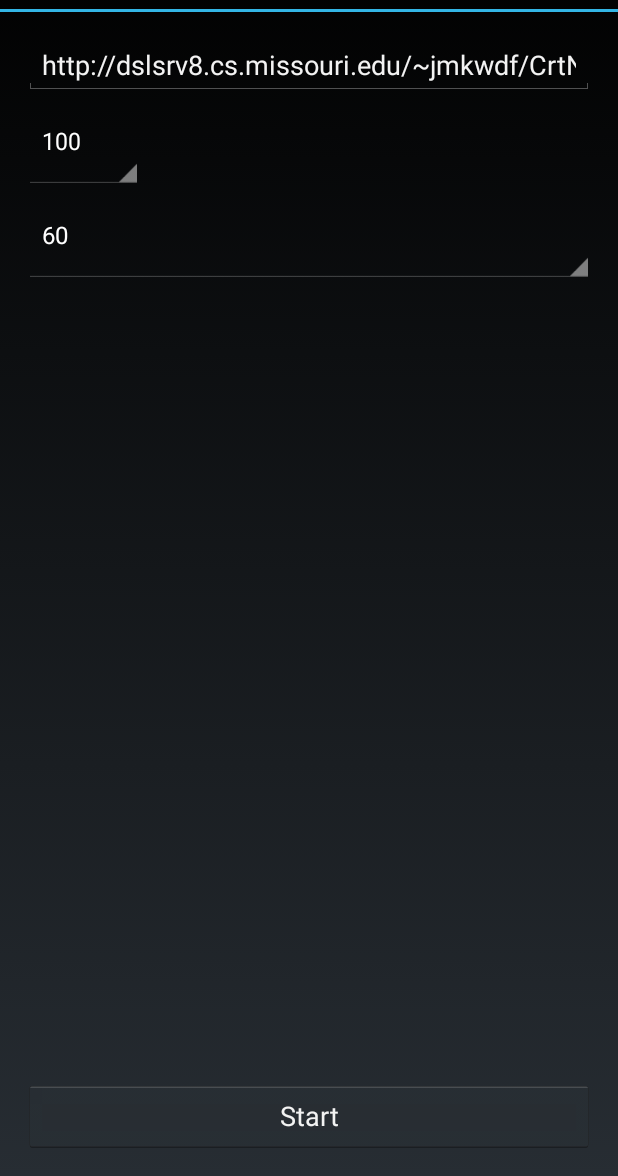
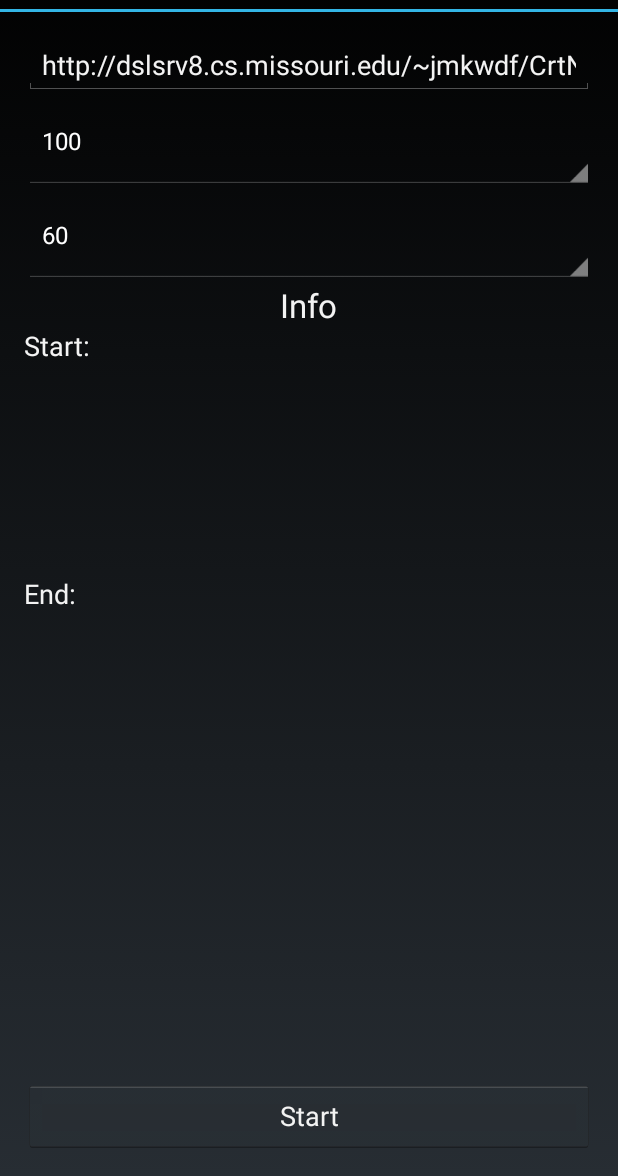
Before and after one commit to BMX-Nick/Chunk, an Android app: the screen it shows after launch (MainActivity), on a phone screen of 412 x 824 dp, the part 60-1236 px from its top. Run offline under Robolectric (Android 15) with nearby library versions, the phone set to English and light mode, and no system bars.

Commit message:
Added an info section with labels for start and stop timestamps.

```diff
--- a/app/src/main/java/edu/missouri/chunk/DataTransmitter.java
+++ b/app/src/main/java/edu/missouri/chunk/DataTransmitter.java
@@ -11,6 +11,7 @@ import java.io.DataInputStream;
 import java.io.IOException;
 import java.io.InputStream;
 import java.net.URI;
+import java.util.Date;
 
 /**
  * Sends data of a specified size to a URI at a regular interval.
@@ -19,6 +20,24 @@ import java.net.URI;
  */
 class DataTransmitter {
     private final Context context;
+    private Date start;
+    private Date end;
+
+    public Date getStart() {
+        return start;
+    }
+
+    public void setStart(Date start) {
+        this.start = start;
+    }
+
+    public Date getEnd() {
+        return end;
+    }
+
+    public void setEnd(Date end) {
+        this.end = end;
+    }
 
     /**
      * Represents the states of the transmitter
@@ -108,6 +127,7 @@ class DataTransmitter {
         alarmMgr.setInexactRepeating(AlarmManager.ELAPSED_REALTIME_WAKEUP,
                 millisecondsTilFirstTrigger,
                 intervalToNextAlarm, pendingIntent);
+        start = new Date();
     }
 
     /**
--- a/app/src/main/java/edu/missouri/chunk/MainActivity.java
+++ b/app/src/main/java/edu/missouri/chunk/MainActivity.java
@@ -13,13 +13,16 @@ import android.widget.Button;
 import android.widget.EditText;
 import android.widget.ProgressBar;
 import android.widget.Spinner;
+import android.widget.TextView;
 
 import java.net.URI;
 import java.net.URISyntaxException;
+import java.text.DateFormat;
 
 public class MainActivity extends Activity {
 
     private static final String TAG = "MainActivity";
+    public static final DateFormat DATE_TIME_FORMAT = DateFormat.getDateTimeInstance(DateFormat.SHORT, DateFormat.LONG);
 
     private DataTransmitter dataTransmitter;
 
@@ -28,6 +31,7 @@ public class MainActivity extends Activity {
     private Spinner     interValSpinner;
     private Button      startButton;
     private ProgressBar progressBar;
+    private TextView    startTextView;
 
     private static final String[] CHUNKS = new String[]{
             "100",
@@ -54,6 +58,8 @@ public class MainActivity extends Activity {
         startButton     = (Button)      findViewById(R.id.startButton);
 
         progressBar.setVisibility(View.INVISIBLE);
+
+        startTextView = (TextView) findViewById(R.id.startTextView);
 
         ArrayAdapter<String> chunk    = new ArrayAdapter<>(this, android.R.layout.simple_spinner_dropdown_item, CHUNKS);
         ArrayAdapter<String> interval = new ArrayAdapter<>(this, android.R.layout.simple_spinner_dropdown_item, INTERVALS);
@@ -97,6 +103,9 @@ public class MainActivity extends Activity {
                             startButton.setEnabled(false);
 
                             startButton.setText(getString(R.string.running));
+                            final String startTime = DATE_TIME_FORMAT.format(dataTransmitter.getStart());
+
+                            startTextView.setText(String.format("Start: %s", startTime));
                         } catch (URISyntaxException e) {
                             e.printStackTrace();
                         }
@@ -117,6 +126,8 @@ public class MainActivity extends Activity {
             }
         });
         dataTransmitter = new DataTransmitter(this);
+
+
     }
 
     @Override
--- a/app/src/main/res/layout/activity_main.xml
+++ b/app/src/main/res/layout/activity_main.xml
@@ -29,7 +29,7 @@
         android:spinnerMode="dropdown"
         android:layout_below="@+id/urlEdit"
         android:layout_alignParentStart="true"
-        />
+        android:layout_alignParentEnd="true"/>
 
     <Spinner
         android:layout_width="wrap_content"
@@ -37,8 +37,9 @@
         android:id="@+id/intervalSpinner"
         android:spinnerMode="dropdown"
         android:layout_below="@+id/chunkSizeSpinner"
-        android:layout_alignParentEnd="true"
-        android:layout_alignParentStart="true"/>
+        android:layout_alignParentStart="true"
+        android:layout_toStartOf="@+id/progressBar"
+        android:layout_alignParentEnd="true"/>
 
     <Button
         android:layout_width="wrap_content"
@@ -47,17 +48,44 @@
         android:id="@+id/startButton"
         android:layout_alignParentStart="true"
         android:layout_alignParentBottom="true"
-        android:layout_alignEnd="@+id/intervalSpinner"/>
+        android:layout_alignParentEnd="true"/>
 
     <ProgressBar
         style="@android:style/Widget.ProgressBar.Large"
         android:layout_width="wrap_content"
         android:layout_height="wrap_content"
         android:id="@+id/progressBar"
-        android:layout_marginTop="76dp"
+        android:indeterminate="false"
+        android:layout_below="@+id/endTextView"
+        android:layout_centerHorizontal="true"
+        android:layout_marginTop="42dp"/>
+
+    <TextView
+        android:layout_width="wrap_content"
+        android:layout_height="wrap_content"
+        android:textAppearance="?android:attr/textAppearanceLarge"
+        android:text="Info"
+        android:id="@+id/textView"
+        android:textAlignment="center"
         android:layout_below="@+id/intervalSpinner"
-        android:layout_centerHorizontal="true"
-        android:indeterminate="false"
-        />
+        android:layout_centerHorizontal="true"/>
+
+    <TextView
+        android:layout_width="wrap_content"
+        android:layout_height="wrap_content"
+        android:textAppearance="?android:attr/textAppearanceMedium"
+        android:text="Start:"
+        android:id="@+id/startTextView"
+        android:layout_below="@+id/textView"
+        android:layout_alignParentStart="true"/>
+
+    <TextView
+        android:layout_width="wrap_content"
+        android:layout_height="wrap_content"
+        android:textAppearance="?android:attr/textAppearanceMedium"
+        android:text="End:"
+        android:id="@+id/endTextView"
+        android:layout_centerVertical="true"
+        android:layout_alignParentStart="true"/>
 
 </RelativeLayout>
```
